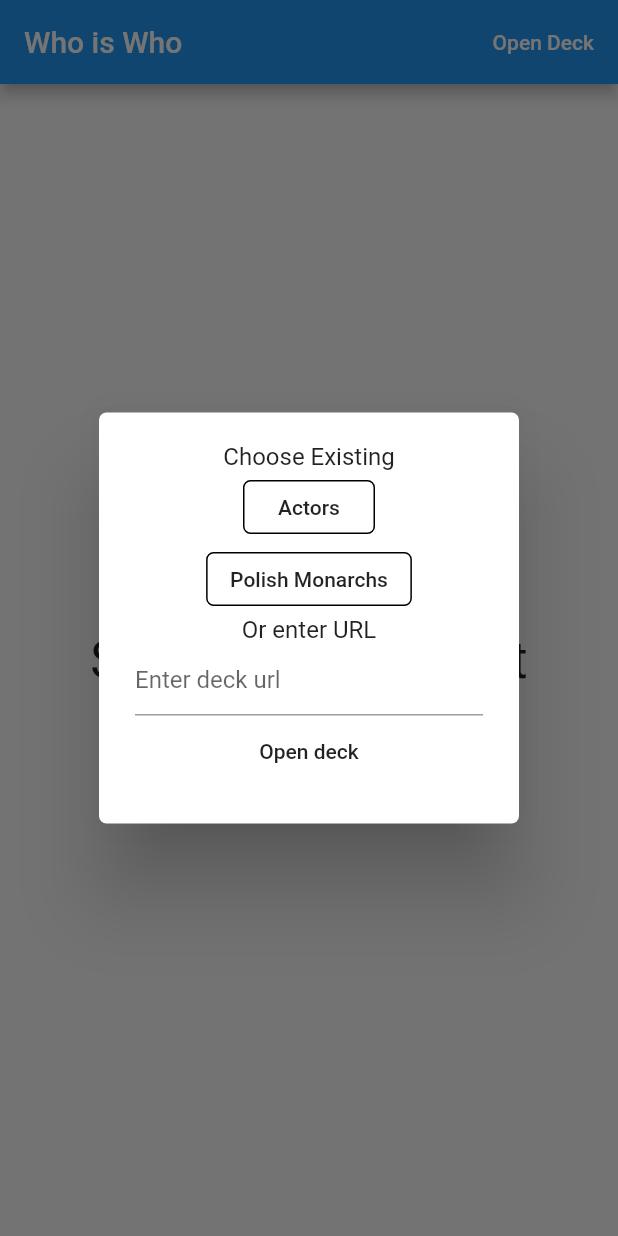
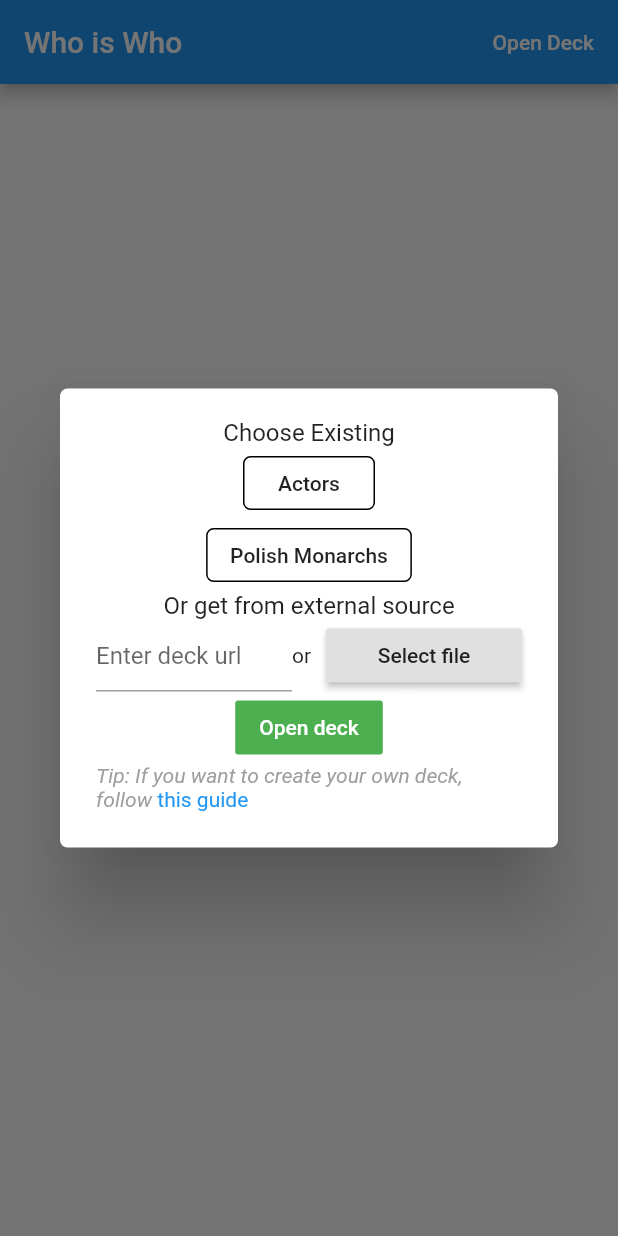
Before and after one commit to flabbet/WhoIsWho-Game, a Flutter app: the screen it shows after launch, on a phone screen of 412 x 824 dp. Run offline on Flutter 3.47's test engine with Material 2 defaults, Android fonts, the phone set to English and light mode, and no system bars; our stand-ins replace file_picker, flip_card, flutter_markdown.

Commit message:
Added select deck from file

```diff
--- a/who_is_who/lib/main.dart
+++ b/who_is_who/lib/main.dart
@@ -62,7 +62,7 @@ class _GameHomePageState extends State<GameHomePage> {
         showDialog(
             context: context,
             builder: (BuildContext context) {
-              return Popups.openDeckPopup(context, getDeckFromUrl);
+              return Popups.openDeckPopup(context, getDeck);
             }));
     if (_questionsCount > 0) {
       Timer(Duration(milliseconds: 10), updateStopwatch);
@@ -198,14 +198,19 @@ class _GameHomePageState extends State<GameHomePage> {
     return file.readAsBytes();
   }
 
-  void getDeckFromUrl(String url) async {
+  void getDeck(String uri) async {
     setState(() {
           deckIsLoading = true;
     });
     var path = (await getTemporaryDirectory()).path;
-    File file = await downloadDeck(url, path, "deck.deck");
-    String rootDirName = decompressDeck(await file.readAsBytes(), path);
-    deckPath = "$path/out/$rootDirName";
+    if(uri.startsWith("http")) {
+      File file = await downloadDeck(uri, path, "deck.deck");
+      deckPath = "$path/out/${decompressDeck(await file.readAsBytes(), path)}";
+    }
+    else if(uri.startsWith("/")){
+      deckPath = "$path/out/${decompressDeck(await File(uri).readAsBytes(), path)}";
+    }
+
     loadDeckJson("${deckPath}data.json");
     deckIsLoading = false;
   }
@@ -222,7 +227,7 @@ class _GameHomePageState extends State<GameHomePage> {
                 showDialog(
                     context: context,
                     builder: (BuildContext context) {
-                      return Popups.openDeckPopup(context, getDeckFromUrl);
+                      return Popups.openDeckPopup(context, getDeck);
                     });
               })
         ],
--- a/who_is_who/lib/popups.dart
+++ b/who_is_who/lib/popups.dart
@@ -1,8 +1,14 @@
+import 'dart:io';
+
+import 'package:file_picker/file_picker.dart';
+import 'package:flutter/gestures.dart';
 import 'package:flutter/material.dart';
+import 'package:url_launcher/url_launcher.dart';
 
 class Popups {
   static AlertDialog openDeckPopup(BuildContext context, Function onOpenDeck) {
     final controller = TextEditingController();
+    String finalUri;
     return AlertDialog(
       shape: RoundedRectangleBorder(
           borderRadius: BorderRadius.all(Radius.circular(5))),
@@ -11,7 +17,8 @@ class Popups {
         children: <Widget>[
           Text("Choose Existing"),
           OutlineButton(
-             shape: RoundedRectangleBorder(borderRadius: BorderRadius.circular(5)),
+              shape: RoundedRectangleBorder(
+                  borderRadius: BorderRadius.circular(5)),
               borderSide: BorderSide(width: 1),
               onPressed: () {
                 onOpenDeck(
@@ -20,7 +27,8 @@ class Popups {
               },
               child: Text("Actors")),
           OutlineButton(
-            shape: RoundedRectangleBorder(borderRadius: BorderRadius.circular(5)),
+              shape: RoundedRectangleBorder(
+                  borderRadius: BorderRadius.circular(5)),
               borderSide: BorderSide(width: 1),
               onPressed: () {
                 onOpenDeck(
@@ -28,17 +36,55 @@ class Popups {
                 Navigator.of(context).pop();
               },
               child: Text("Polish Monarchs")),
-          Text("Or enter URL"),
-          TextField(
-            controller: controller,
-            decoration: InputDecoration(hintText: "Enter deck url"),
+          Text("Or get from external source"),
+          Row(
+            children: <Widget>[
+              Expanded(
+                child: TextField(
+                  controller: controller,
+                  decoration: InputDecoration(hintText: "Enter deck url"),
+                  onChanged: (String text) {
+                    finalUri = text;
+                  },
+                ),
+              ),
+                Padding(
+                  padding: const EdgeInsets.only(right: 10),
+                  child: Text("or", style: TextStyle(fontSize: 14)),
+                ),
+              Expanded(
+                child: RaisedButton(
+                  child: Text("Select file"),
+                  onPressed: () async {
+                    String filePath = await FilePicker.getFilePath(
+                        type: FileType.ANY, fileExtension: "deck");
+                    finalUri = filePath;
+                  },
+                ),
+              )
+            ],
           ),
           FlatButton(
+              color: Colors.green,
+              textColor: Colors.white,
               child: Text("Open deck"),
               onPressed: () {
-                onOpenDeck(controller.text);
-                Navigator.of(context).pop();
-              })
+                if(finalUri != null && finalUri.trim() != "") {
+                  onOpenDeck(finalUri);
+                  Navigator.of(context).pop();
+                }
+              }),
+          RichText(text: TextSpan(
+            style: TextStyle(color: Colors.grey, fontStyle: FontStyle.italic),
+            children: [
+              TextSpan(text: "Tip: If you want to create your own deck, follow"),
+              TextSpan(
+                text: " this guide",
+                style: TextStyle(color: Colors.blue, fontStyle: FontStyle.normal),
+                recognizer: TapGestureRecognizer()..onTap = () { launch('https://github.com/flabbet/WhoIsWho-Game/wiki/Creating-your-own-deck'); }
+              )
+            ]
+          ))
         ],
       ),
     );
--- a/who_is_who/pubspec.yaml
+++ b/who_is_who/pubspec.yaml
@@ -28,6 +28,8 @@ dependencies:
   http: ^0.12.0+4
   path_provider: ^1.5.1
   flutter_markdown: ^0.3.2
+  file_picker: ^1.4.3+2
+  url_launcher: ^5.4.1
 
 dev_dependencies:
   flutter_test:
```
Also changed, not shown: who_is_who/pubspec.lock.
